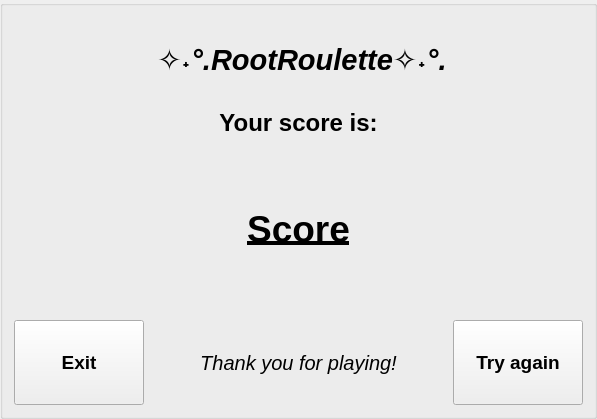
Above: src/widgets/end_widget/EndWidget.ui from inelina4/RootRoulette before the change. Below: the same form after it.
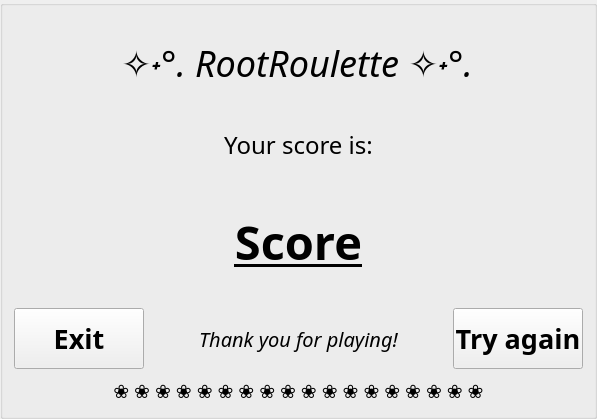
That is the form after the change. Icons and pictures are not drawn.

What changed in the file:
```diff
--- a/src/widgets/end_widget/EndWidget.ui
+++ b/src/widgets/end_widget/EndWidget.ui
@@ -10,10 +10,15 @@
     <height>419</height>
    </rect>
   </property>
+  <property name="font">
+   <font>
+    <family>Bahnschrift</family>
+   </font>
+  </property>
   <property name="windowTitle">
    <string>EndWidget</string>
   </property>
-  <layout class="QVBoxLayout" name="verticalLayout" stretch="1,0,2,1">
+  <layout class="QVBoxLayout" name="verticalLayout" stretch="3,2,4,2,1">
    <property name="bottomMargin">
     <number>11</number>
    </property>
@@ -25,8 +30,8 @@
         <widget class="QLabel" name="root_img">
          <property name="maximumSize">
           <size>
-           <width>140</width>
-           <height>130</height>
+           <width>100</width>
+           <height>105</height>
           </size>
          </property>
          <property name="text">
@@ -42,15 +47,22 @@
        </item>
        <item>
         <widget class="QLabel" name="game_label">
+         <property name="maximumSize">
+          <size>
+           <width>350</width>
+           <height>150</height>
+          </size>
+         </property>
          <property name="font">
           <font>
-           <pointsize>22</pointsize>
+           <family>Bahnschrift</family>
+           <pointsize>27</pointsize>
            <italic>true</italic>
-           <bold>true</bold>
+           <fontweight>ExtraBold</fontweight>
           </font>
          </property>
          <property name="text">
-          <string>✧˖°.RootRoulette✧˖°.</string>
+          <string>✧˖°. RootRoulette ✧˖°.</string>
          </property>
          <property name="alignment">
           <set>Qt::AlignmentFlag::AlignCenter</set>
@@ -61,8 +73,8 @@
         <widget class="QLabel" name="roulette_img">
          <property name="maximumSize">
           <size>
-           <width>130</width>
-           <height>130</height>
+           <width>100</width>
+           <height>100</height>
           </size>
          </property>
          <property name="text">
@@ -86,8 +98,9 @@
       <widget class="QLabel" name="yourscore_label">
        <property name="font">
         <font>
+         <family>Bahnschrift</family>
          <pointsize>18</pointsize>
-         <bold>true</bold>
+         <bold>false</bold>
         </font>
        </property>
        <property name="text">
@@ -106,7 +119,8 @@
       <widget class="QLabel" name="finalscore_label">
        <property name="font">
         <font>
-         <pointsize>28</pointsize>
+         <family>Bahnschrift</family>
+         <pointsize>35</pointsize>
          <bold>true</bold>
          <underline>true</underline>
         </font>
@@ -135,7 +149,8 @@
          </property>
          <property name="font">
           <font>
-           <pointsize>14</pointsize>
+           <family>Bahnschrift</family>
+           <pointsize>20</pointsize>
            <bold>true</bold>
           </font>
          </property>
@@ -148,6 +163,7 @@
         <widget class="QLabel" name="thank_label">
          <property name="font">
           <font>
+           <family>Bahnschrift</family>
            <pointsize>15</pointsize>
            <italic>true</italic>
           </font>
@@ -170,7 +186,8 @@
          </property>
          <property name="font">
           <font>
-           <pointsize>14</pointsize>
+           <family>Bahnschrift</family>
+           <pointsize>20</pointsize>
            <bold>true</bold>
           </font>
          </property>
@@ -183,6 +200,79 @@
      </item>
     </layout>
    </item>
+   <item>
+    <layout class="QVBoxLayout" name="verticalLayout_7">
+     <item>
+      <layout class="QHBoxLayout" name="horizontalLayout_2">
+       <property name="leftMargin">
+        <number>0</number>
+       </property>
+       <item>
+        <widget class="QLabel" name="label_2">
+         <property name="maximumSize">
+          <size>
+           <width>40</width>
+           <height>40</height>
+          </size>
+         </property>
+         <property name="text">
+          <string/>
+         </property>
+         <property name="pixmap">
+          <pixmap>../../../../roulette1.png</pixmap>
+         </property>
+         <property name="scaledContents">
+          <bool>true</bool>
+         </property>
+        </widget>
+       </item>
+       <item>
+        <layout class="QHBoxLayout" name="horizontalLayout_3">
+         <item>
+          <widget class="QLabel" name="label_4">
+           <property name="font">
+            <font>
+             <family>Bahnschrift</family>
+             <pointsize>14</pointsize>
+             <bold>false</bold>
+            </font>
+           </property>
+           <property name="text">
+            <string>❀ ❀ ❀ ❀ ❀ ❀ ❀ ❀ ❀ ❀ ❀ ❀ ❀ ❀ ❀ ❀ ❀ ❀</string>
+           </property>
+           <property name="alignment">
+            <set>Qt::AlignmentFlag::AlignCenter</set>
+           </property>
+          </widget>
+         </item>
+        </layout>
+       </item>
+       <item>
+        <widget class="QLabel" name="label">
+         <property name="maximumSize">
+          <size>
+           <width>40</width>
+           <height>45</height>
+          </size>
+         </property>
+         <property name="text">
+          <string/>
+         </property>
+         <property name="pixmap">
+          <pixmap>../../../../ROOT.png</pixmap>
+         </property>
+         <property name="scaledContents">
+          <bool>true</bool>
+         </property>
+         <property name="alignment">
+          <set>Qt::AlignmentFlag::AlignRight|Qt::AlignmentFlag::AlignTrailing|Qt::AlignmentFlag::AlignVCenter</set>
+         </property>
+        </widget>
+       </item>
+      </layout>
+     </item>
+    </layout>
+   </item>
   </layout>
  </widget>
  <resources/>
```
Left out of the diff: 4 changed lines with no effect on the pictures.
